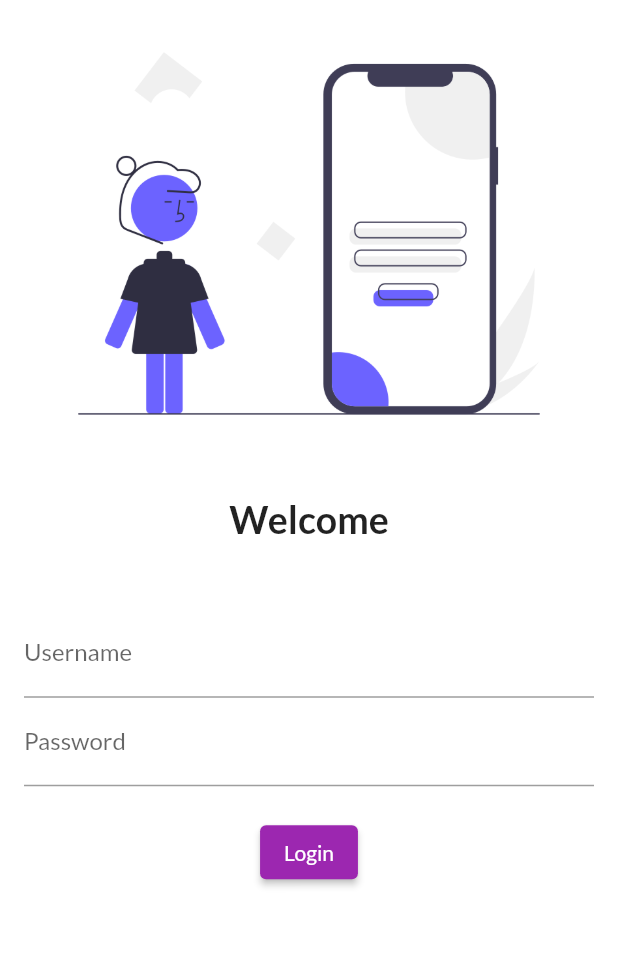
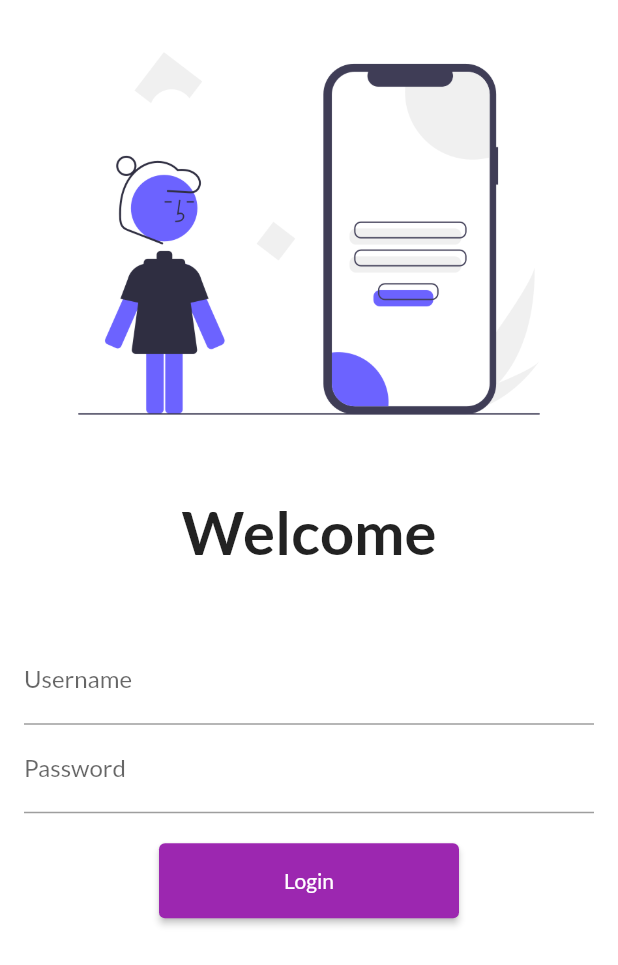
Before and after one commit to beingrohit-exe/Flutter-Basics, a Flutter app: the screen it shows after launch, on a phone screen of 412 x 824 dp. Shown: the top 965 px of the screen. Run offline on Flutter 3.47's test engine with Material 2 defaults, Android fonts, the phone set to English and light mode, and no system bars; our stand-ins replace google_fonts.

```diff
--- a/lib/Pages/login_page.dart
+++ b/lib/Pages/login_page.dart
@@ -1,12 +1,14 @@
 // ignore_for_file: prefer_const_constructors
 
 import 'package:flutter/material.dart';
+import 'package:tutorial/Utils/Routes.dart';
 
 class LoginPage extends StatelessWidget {
   @override
   Widget build(BuildContext context) {
     return Material(
       color: Colors.white,
+      child: SingleChildScrollView(
         child: Column(
           children: [
             Image.asset("Assets/Images/login.png", fit: BoxFit.cover),
@@ -15,7 +17,7 @@ class LoginPage extends StatelessWidget {
             ),
             Text(
               "Welcome",
-            style: TextStyle(fontSize: 25, fontWeight: FontWeight.w700),
+              style: TextStyle(fontSize: 40, fontWeight: FontWeight.w700),
             ),
             SizedBox(
               height: 20,
@@ -38,9 +40,13 @@ class LoginPage extends StatelessWidget {
                   ),
                   ElevatedButton(
                     child: Text("Login"),
-
+                    style: TextButton.styleFrom(
+                        minimumSize: Size(200, 50),
+                        // backgroundColor: Colors.purple[500],
+                        foregroundColor: Colors.white),
                     onPressed: () {
                       print("Hello Rohit");
+                      Navigator.pushNamed(context, MyRoutes.HomeRoute);
                     },
                   )
                 ],
@@ -48,6 +54,7 @@ class LoginPage extends StatelessWidget {
             )
           ],
         ),
+      ),
     );
   }
 }
--- /dev/null
+++ b/lib/Utils/Routes.dart
@@ -0,0 +1,4 @@
+class MyRoutes {
+  static String HomeRoute = "/";
+  static String LoginRoute = "/login";
+}
--- a/lib/main.dart
+++ b/lib/main.dart
@@ -2,6 +2,7 @@ import 'package:flutter/material.dart';
 import 'package:google_fonts/google_fonts.dart';
 import 'package:tutorial/Pages/home_page.dart';
 import 'package:tutorial/Pages/login_page.dart';
+import 'package:tutorial/Utils/Routes.dart';
 
 void main() {
   runApp(MyApp());
@@ -27,10 +28,10 @@ class MyApp extends StatelessWidget {
 
       //properties for dark theme
       darkTheme: ThemeData(brightness: Brightness.dark),
-      initialRoute: "/home",
+      initialRoute: MyRoutes.LoginRoute,
       routes: {
-        "/": (context) => HomePage(),
-        "/home": (context) => LoginPage(),
+        MyRoutes.HomeRoute: (context) => HomePage(),
+        MyRoutes.LoginRoute: (context) => LoginPage(),
       },
     );
   }
```
Lines whose indentation alone changed are shown as unchanged.
